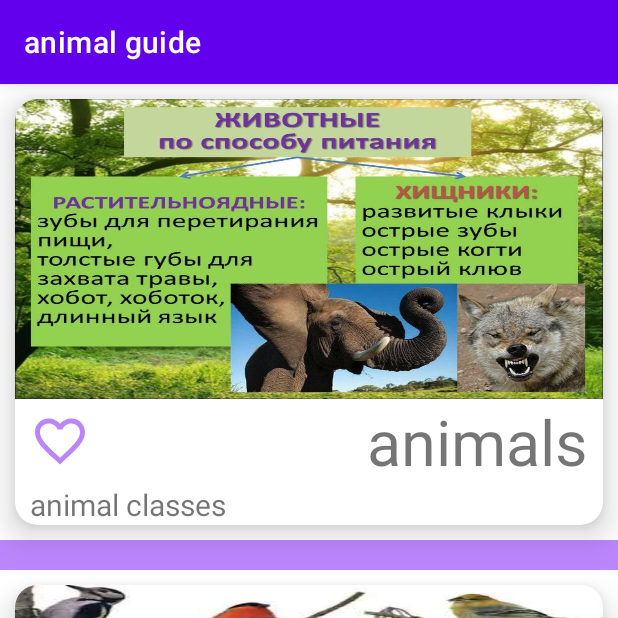
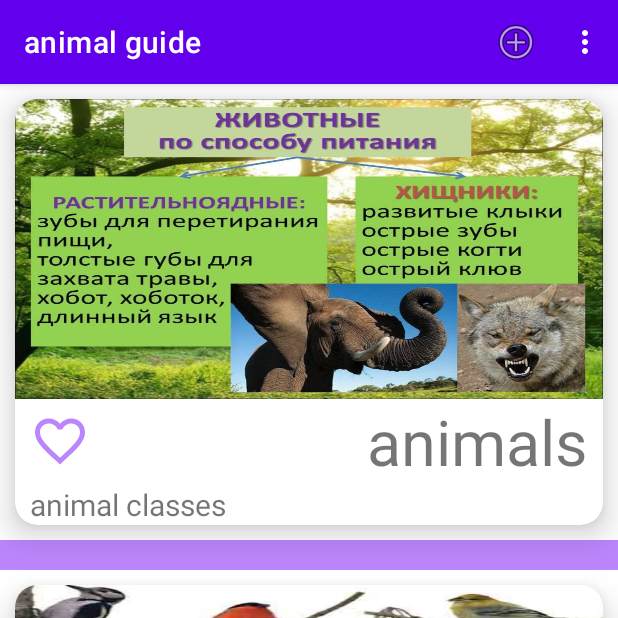
Before and after one commit to Kalpakbaev/Homework10, an Android app: the screen it shows after launch (MainActivity), on a phone screen of 412 x 824 dp, the top half of it. Run offline under Robolectric (Android 15) with nearby library versions, the phone set to English and light mode, and no system bars.

Commit message:
начинаю дз 11 урока добавлен метод полного очистка списка и добавление нового карточки в конец списка а так же добавлен контекстное меню пока не кликабельный

```diff
--- a/app/src/main/java/com/gb/myapplication_lesson10/repository/CardSource.java
+++ /dev/null
@@ -1,9 +0,0 @@
-package com.gb.myapplication_lesson10.repository;
-
-import java.util.List;
-
-public interface CardSource {
-    int size();
-    List<CardData> getAllCardsData();
-    CardData getCardData(int position);
-}
--- /dev/null
+++ b/app/src/main/java/com/gb/myapplication_lesson10/repository/CardsSource.java
@@ -0,0 +1,17 @@
+package com.gb.myapplication_lesson10.repository;
+
+import java.util.List;
+
+public interface CardsSource {
+    int size();
+    List<CardData> getAllCardsData();
+    CardData getCardData(int position);
+
+    void clearCards();
+    void adCardData(CardData cardData);
+
+
+    void  deleteCardData(int position);
+    void updateCardData(int position,CardData newCardDAta);
+
+}
--- a/app/src/main/java/com/gb/myapplication_lesson10/ui/AnimalGuideAdapter.java
+++ b/app/src/main/java/com/gb/myapplication_lesson10/ui/AnimalGuideAdapter.java
@@ -8,28 +8,34 @@ import android.widget.TextView;
 import android.widget.ToggleButton;
 
 import androidx.annotation.NonNull;
+import androidx.fragment.app.Fragment;
 import androidx.recyclerview.widget.RecyclerView;
 
 import com.gb.myapplication_lesson10.R;
 import com.gb.myapplication_lesson10.repository.CardData;
-import com.gb.myapplication_lesson10.repository.CardSource;
+import com.gb.myapplication_lesson10.repository.CardsSource;
 
 public class AnimalGuideAdapter extends RecyclerView.Adapter<AnimalGuideAdapter.MyViewHolder> {
 
-      private CardSource cardSource;
+      private CardsSource cardsSource;
 
     OnItemClickListener onItemClickListener;
 
+    Fragment fragment;
 
-    public void setData(CardSource cardSource) {
-        this.cardSource = cardSource;
+
+    public void setData(CardsSource cardsSource) {
+        this.cardsSource = cardsSource;
         notifyDataSetChanged();
     }
 
-    AnimalGuideAdapter(CardSource cardSource){
-        this.cardSource = cardSource;
+    AnimalGuideAdapter(CardsSource cardsSource){
+        this.cardsSource = cardsSource;
     }
     AnimalGuideAdapter(){
+    }
+    AnimalGuideAdapter(Fragment fragment){
+        this.fragment = fragment;
     }
 
     @NonNull
@@ -44,23 +50,24 @@ public class AnimalGuideAdapter extends RecyclerView.Adapter<AnimalGuideAdapter.
     }
     @Override
     public void onBindViewHolder(@NonNull MyViewHolder holder, int position) {
-        holder.bindContentWithLayout(cardSource.getCardData(position));
+        holder.bindContentWithLayout(cardsSource.getCardData(position));
     }
     @Override
     public int getItemCount() {
-        return cardSource.size();
+        return cardsSource.size();
     }
     class MyViewHolder extends RecyclerView.ViewHolder{
-        private TextView textViewTitle;
-        private TextView textViewDescription;
-        private ImageView imageViewPicture;
-        private ToggleButton toggleButton;
+        private final TextView textViewTitle;
+        private final TextView textViewDescription;
+        private final ImageView imageViewPicture;
+        private final ToggleButton toggleButton;
         public MyViewHolder(@NonNull View itemView){
           super(itemView);
             textViewTitle = (TextView) itemView.findViewById(R.id.title);
             textViewDescription = (TextView) itemView.findViewById(R.id.description);
             imageViewPicture = (ImageView) itemView.findViewById(R.id.imageView);
             toggleButton = (ToggleButton) itemView.findViewById(R.id.like);
+            fragment.registerForContextMenu(itemView);
             /*textView.setOnClickListener(new View.OnClickListener() {
                 @Override
                 public void onClick(View view) {
--- a/app/src/main/java/com/gb/myapplication_lesson10/ui/AnimalGuideFragment.java
+++ b/app/src/main/java/com/gb/myapplication_lesson10/ui/AnimalGuideFragment.java
@@ -9,15 +9,22 @@ import androidx.recyclerview.widget.DividerItemDecoration;
 import androidx.recyclerview.widget.LinearLayoutManager;
 import androidx.recyclerview.widget.RecyclerView;
 
+import android.view.ContextMenu;
 import android.view.LayoutInflater;
+import android.view.Menu;
+import android.view.MenuInflater;
+import android.view.MenuItem;
 import android.view.View;
 import android.view.ViewGroup;
 import android.widget.Toast;
 
 import com.gb.myapplication_lesson10.R;
+import com.gb.myapplication_lesson10.repository.CardData;
+import com.gb.myapplication_lesson10.repository.CardsSource;
 import com.gb.myapplication_lesson10.repository.LocalRepositoryImpl;
 
 public class AnimalGuideFragment extends Fragment implements OnItemClickListener {
+    CardsSource data;
 
     AnimalGuideAdapter animalGuideAdapter;
 
@@ -37,12 +44,61 @@ public class AnimalGuideFragment extends Fragment implements OnItemClickListener
         super.onViewCreated(view, savedInstanceState);
         initAdapter();
         initRecycle(view);
+        setHasOptionsMenu(true);
 
     }
+
+    @Override
+    public void onCreateOptionsMenu(@NonNull Menu menu, @NonNull MenuInflater inflater) {
+        inflater.inflate(R.menu.cards_menu,menu);
+        super.onCreateOptionsMenu(menu, inflater);
+    }
+
+    @Override
+    public boolean onOptionsItemSelected(@NonNull MenuItem item) {
+        switch (item.getItemId()){
+            case R.id.action_add:{
+                data.adCardData(new CardData("NewCard "+data.size(),"description NewCard " +
+                        data.size(),R.drawable.animals,false));
+                animalGuideAdapter.notifyItemInserted(data.size()-1);
+                break;
+            }
+            case R.id.action_clear:{
+                data.clearCards();
+                animalGuideAdapter.notifyDataSetChanged();
+                break;
+
+            }
+        }
+        return super.onOptionsItemSelected(item);
+    }
+
+    @Override
+    public void onCreateContextMenu(@NonNull ContextMenu menu, @NonNull View v, @Nullable ContextMenu.ContextMenuInfo menuInfo) {
+        super.onCreateContextMenu(menu, v, menuInfo);
+        requireActivity().getMenuInflater().inflate(R.menu.card_menu,menu);
+    }
+
+    @Override
+    public boolean onContextItemSelected(@NonNull MenuItem item) {
+        switch (item.getItemId()){
+            case R.id.action_update:{
+
+                break;
+            }
+            case R.id.action_delete:{
+
+                break;
+
+            }
+        }
+        return super.onContextItemSelected(item);
+    }
+
     void initAdapter(){
-        animalGuideAdapter = new AnimalGuideAdapter();
-        LocalRepositoryImpl localRepository = new LocalRepositoryImpl(requireContext().getResources());
-        animalGuideAdapter.setData( localRepository.init());
+        animalGuideAdapter = new AnimalGuideAdapter(this);
+        data = new LocalRepositoryImpl(requireContext().getResources()).init();
+        animalGuideAdapter.setData(data);
         animalGuideAdapter.setOnItemClickListener(this);
     }
         void initRecycle(View view){
--- /dev/null
+++ b/app/src/main/res/menu/card_menu.xml
@@ -0,0 +1,16 @@
+<?xml version="1.0" encoding="utf-8"?>
+<menu xmlns:android="http://schemas.android.com/apk/res/android"
+    xmlns:app="http://schemas.android.com/apk/res-auto">
+    <item
+        android:id="@+id/action_update"
+        android:icon="@android:drawable/ic_menu_add"
+        android:orderInCategory="10"
+        android:title="@string/update"
+        app:showAsAction="always" />
+    <item
+        android:id="@+id/action_delete"
+        android:icon="@android:drawable/ic_notification_clear_all"
+        android:orderInCategory="10"
+        android:title="@string/delete"
+        app:showAsAction="never" />
+</menu>
--- /dev/null
+++ b/app/src/main/res/menu/cards_menu.xml
@@ -0,0 +1,17 @@
+<?xml version="1.0" encoding="utf-8"?>
+<menu xmlns:android="http://schemas.android.com/apk/res/android"
+    xmlns:app="http://schemas.android.com/apk/res-auto">
+
+    <item
+        android:id="@+id/action_add"
+        android:icon="@android:drawable/ic_menu_add"
+        android:orderInCategory="10"
+        android:title="@string/add"
+        app:showAsAction="always" />
+    <item
+        android:id="@+id/action_clear"
+        android:icon="@android:drawable/ic_notification_clear_all"
+        android:orderInCategory="10"
+        android:title="clear"
+        app:showAsAction="never" />
+</menu>
--- a/app/src/main/res/values/strings.xml
+++ b/app/src/main/res/values/strings.xml
@@ -16,5 +16,8 @@
     <string name="description7">species of herbivores</string>
     <!-- TODO: Remove or change this placeholder text -->
     <string name="hello_blank_fragment">Hello blank fragment</string>
+    <string name="add">add</string>
+    <string name="update">Изменить</string>
+    <string name="delete">удалить</string>
 
 </resources>
```
Also changed, not shown: app/src/main/java/com/gb/myapplication_lesson10/repository/LocalRepositoryImpl.java (+23 -1 lines).
